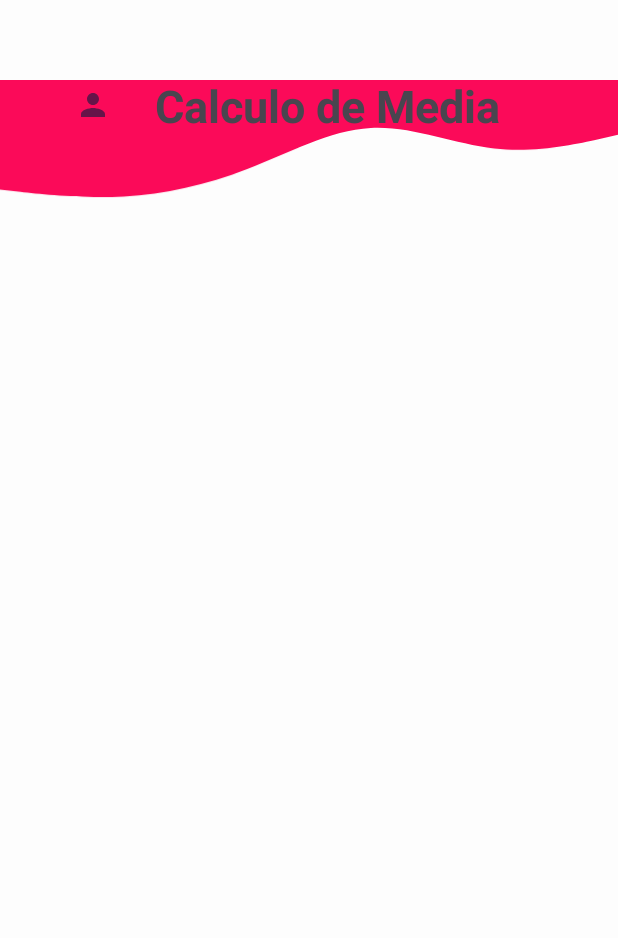
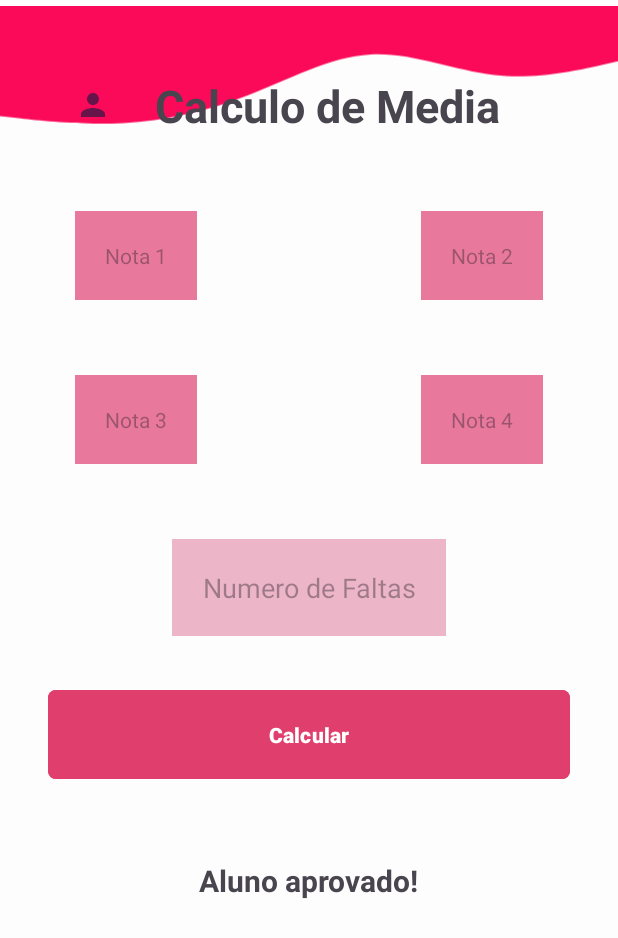
Before and after one commit to Raissa-Santos22/ETIM_PAM_I_Calculo_De_Media, an Android app: the screen it shows after launch (MainActivity), on a phone screen of 412 x 824 dp. Shown: the top 938 px of the screen. Run offline under Robolectric (Android 15) with nearby library versions, the phone set to English and light mode, and no system bars.

Commit message:
Layout da tela desenhado, só falta fazer a lógica

```diff
--- a/app/src/main/res/layout/activity_main.xml
+++ b/app/src/main/res/layout/activity_main.xml
@@ -10,18 +10,16 @@
 
     <ImageView
         android:layout_width="wrap_content"
-        android:layout_height="150dp"
-        android:layout_marginTop="24dp"
+        android:layout_height="100dp"
         android:src="@drawable/wave__2_"
         app:layout_constraintTop_toTopOf="parent"
         />
 
-
-    <TextView
+    <TextView android:id="@+id/titulo"
         android:layout_width="match_parent"
         android:layout_height="wrap_content"
         android:layout_margin="50dp"
-        android:layout_marginTop="48dp"
+        android:layout_marginTop="60dp"
         android:drawableStart="@drawable/baseline_person_24"
         android:gravity="center"
         android:text="Calculo de Media"
@@ -29,5 +27,106 @@
         android:textStyle="bold"
         app:layout_constraintTop_toTopOf="parent"
         />
+    <TextView android:id="@+id/nota1"
+        android:layout_width="wrap_content"
+        android:layout_height="wrap_content"
+        android:hint="Nota 1"
+        android:padding="20dp"
+        android:background ="#E9789D"
+        android:gravity="center"
+        android:layout_marginTop="50dp"
+        android:layout_marginStart="50dp"
+        android:inputType="number"
+        android:maxLength="2"
+        android:text=""
+        app:layout_constraintTop_toBottomOf="@id/titulo"
+        app:layout_constraintStart_toStartOf="parent"/>
+
+    <TextView android:id="@+id/nota2"
+        android:layout_width="wrap_content"
+        android:layout_height="wrap_content"
+        android:hint="Nota 2"
+        android:padding="20dp"
+        android:background ="#E9789D"
+        android:gravity="center"
+        android:layout_marginTop="50dp"
+        android:layout_marginEnd="50dp"
+        android:inputType="number"
+        android:maxLength="2"
+        android:text=""
+        app:layout_constraintEnd_toEndOf="parent"
+        app:layout_constraintTop_toBottomOf="@id/titulo"/>
+
+    <TextView android:id="@+id/nota3"
+        android:layout_width="wrap_content"
+        android:layout_height="wrap_content"
+        android:hint="Nota 3"
+        android:padding="20dp"
+        android:background ="#E9789D"
+        android:gravity="center"
+        android:layout_marginTop="50dp"
+        android:layout_marginStart="50dp"
+        android:inputType="number"
+        android:maxLength="2"
+        android:text=""
+        app:layout_constraintTop_toBottomOf="@id/nota1"
+        app:layout_constraintStart_toStartOf="parent"/>
+
+    <TextView android:id="@+id/nota4"
+        android:layout_width="wrap_content"
+        android:layout_height="wrap_content"
+        android:hint="Nota 4"
+        android:padding="20dp"
+        android:background ="#E9789D"
+        android:gravity="center"
+        android:layout_marginTop="50dp"
+        android:layout_marginEnd="50dp"
+        android:inputType="number"
+        android:maxLength="2"
+        android:text=""
+        app:layout_constraintTop_toBottomOf="@id/nota2"
+        app:layout_constraintEnd_toEndOf="parent"/>
+
+        <EditText android:id="@+id/numeroFaltas"
+            android:layout_width="wrap_content"
+            android:layout_height="wrap_content"
+            android:layout_marginTop="50dp"
+            android:background="#EDB5C8"
+            android:hint="Numero de Faltas"
+            android:padding="20dp"
+            app:layout_constraintEnd_toEndOf="parent"
+            android:gravity="center"
+            app:layout_constraintStart_toStartOf="parent"
+            app:layout_constraintTop_toBottomOf="@id/nota3"/>
+
+    <Button android:id="@+id/btncalcular"
+        android:layout_width="match_parent"
+        android:layout_height="wrap_content"
+        android:text="Calcular"
+        android:layout_below = "@id/numeroFaltas"
+        android:layout_margin="32dp"
+        android:layout_marginTop="50dp"
+        android:layout_marginEnd="32dp"
+        android:backgroundTint="#E03F6D"
+        android:padding="20dp"
+        android:textAllCaps="false"
+        android:textStyle="bold"
+        app:cornerRadius = "5dp"
+        app:layout_constraintTop_toBottomOf="@id/numeroFaltas"
+        app:layout_constraintEnd_toEndOf="parent"
+        app:layout_constraintStart_toStartOf="parent"/>
+
+    <TextView android:id="@+id/resultado"
+        android:layout_width="wrap_content"
+        android:layout_height="wrap_content"
+        android:layout_marginTop="50sp"
+        android:text="Aluno aprovado!"
+        android:textStyle="bold"
+        android:textSize="20sp"
+        app:layout_constraintEnd_toEndOf="parent"
+        app:layout_constraintStart_toStartOf="parent"
+        app:layout_constraintTop_toBottomOf="@id/btncalcular"/>
+
+
 
 </androidx.constraintlayout.widget.ConstraintLayout>
```
